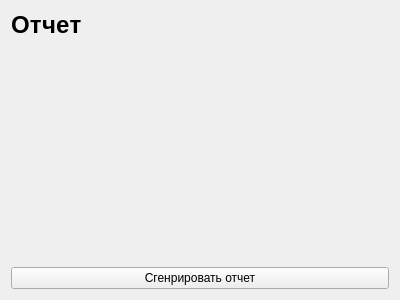
First picture: the form in Client/Form Menu/Report/formreport.ui, repository Golfriman/Control_Data, before the edit.
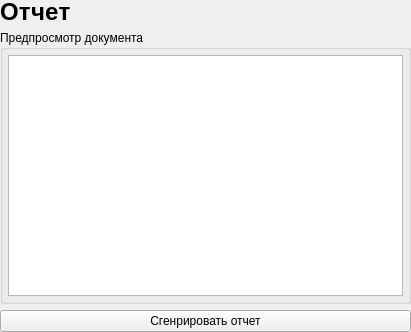
Second picture: the form after the edit.

```diff
--- a/Client/Form Menu/Report/formreport.ui
+++ b/Client/Form Menu/Report/formreport.ui
@@ -6,16 +6,34 @@
    <rect>
     <x>0</x>
     <y>0</y>
-    <width>400</width>
-    <height>300</height>
+    <width>411</width>
+    <height>332</height>
    </rect>
   </property>
   <property name="windowTitle">
    <string>Form</string>
   </property>
   <layout class="QVBoxLayout" name="verticalLayout_2">
-   <item alignment="Qt::AlignTop">
+   <property name="leftMargin">
+    <number>0</number>
+   </property>
+   <property name="topMargin">
+    <number>0</number>
+   </property>
+   <property name="rightMargin">
+    <number>0</number>
+   </property>
+   <property name="bottomMargin">
+    <number>0</number>
+   </property>
+   <item>
     <widget class="QLabel" name="label">
+     <property name="maximumSize">
+      <size>
+       <width>16777215</width>
+       <height>24</height>
+      </size>
+     </property>
      <property name="styleSheet">
       <string notr="true">font-style: normal;
 font-weight: 700;
@@ -30,6 +48,80 @@
      </property>
     </widget>
    </item>
+   <item>
+    <widget class="QGroupBox" name="groupBox">
+     <property name="title">
+      <string>Предпросмотр документа</string>
+     </property>
+     <layout class="QVBoxLayout" name="verticalLayout">
+      <property name="leftMargin">
+       <number>5</number>
+      </property>
+      <property name="topMargin">
+       <number>5</number>
+      </property>
+      <property name="rightMargin">
+       <number>5</number>
+      </property>
+      <property name="bottomMargin">
+       <number>5</number>
+      </property>
+      <item>
+       <widget class="QScrollArea" name="scrollArea">
+        <property name="widgetResizable">
+         <bool>true</bool>
+        </property>
+        <widget class="QWidget" name="scrollAreaWidgetContents">
+         <property name="geometry">
+          <rect>
+           <x>0</x>
+           <y>0</y>
+           <width>397</width>
+           <height>231</height>
+          </rect>
+         </property>
+         <layout class="QVBoxLayout" name="verticalLayout_3">
+          <property name="spacing">
+           <number>0</number>
+          </property>
+          <property name="leftMargin">
+           <number>0</number>
+          </property>
+          <property name="topMargin">
+           <number>0</number>
+          </property>
+          <property name="rightMargin">
+           <number>0</number>
+          </property>
+          <property name="bottomMargin">
+           <number>0</number>
+          </property>
+          <item>
+           <widget class="QLabel" name="html">
+            <property name="layoutDirection">
+             <enum>Qt::LeftToRight</enum>
+            </property>
+            <property name="styleSheet">
+             <string notr="true">background: white;</string>
+            </property>
+            <property name="text">
+             <string/>
+            </property>
+            <property name="textFormat">
+             <enum>Qt::RichText</enum>
+            </property>
+            <property name="alignment">
+             <set>Qt::AlignLeading|Qt::AlignLeft|Qt::AlignTop</set>
+            </property>
+           </widget>
+          </item>
+         </layout>
+        </widget>
+       </widget>
+      </item>
+     </layout>
+    </widget>
+   </item>
    <item>
     <widget class="QPushButton" name="pushButton">
      <property name="text">
```
